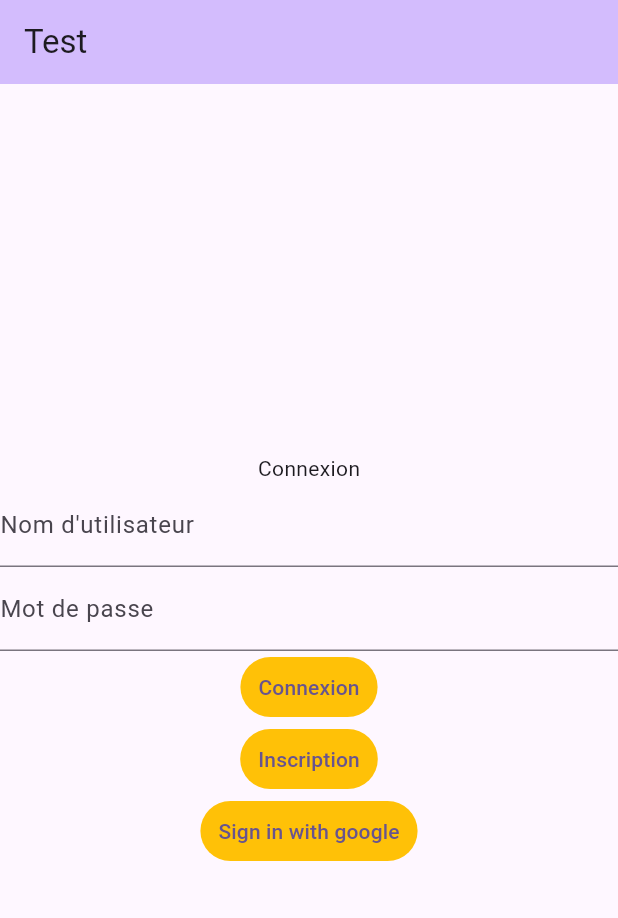
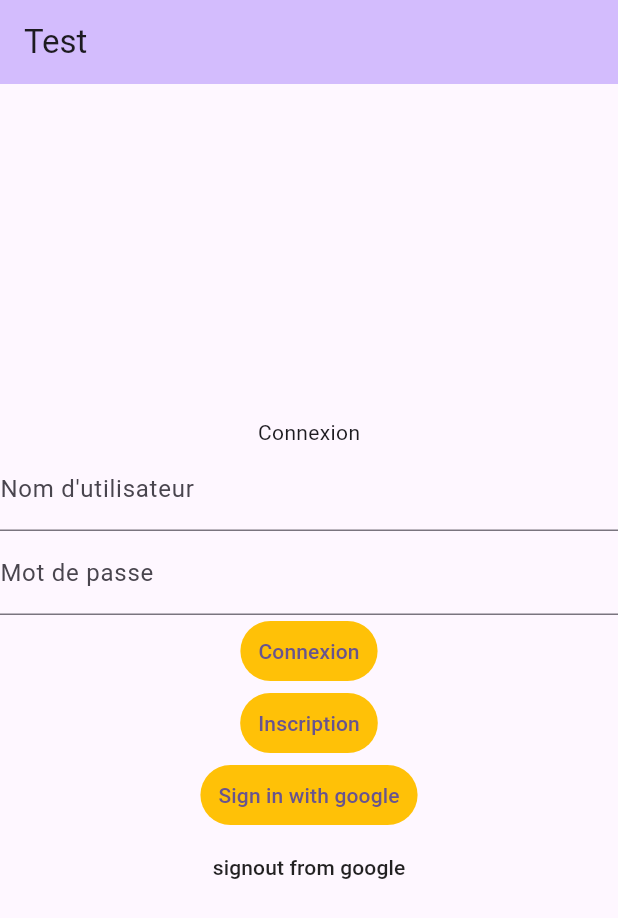
Before and after one commit to nicolaslinke/tp1_ApplicationMobileAvanc-, a Flutter app: the screen it shows after launch, on a phone screen of 412 x 824 dp. Shown: the top 918 px of the screen. Run offline on Flutter 3.47's test engine with Material 3 defaults, Android fonts, the phone set to English and light mode, and no system bars; our stand-ins replace cookie_jar, dio, dio_cookie_manager, firebase_auth, firebase_core, google_sign_in and 3 more; missing offline and left inert: dart:ffi; accounts and stored records are empty; generated files the repository leaves out were written again.

Commit message:
FCT Ajout de la fonction signout avec Google

```diff
--- a/tp1_flutter/lib/main.dart
+++ b/tp1_flutter/lib/main.dart
@@ -229,6 +229,8 @@ class _MyHomePageState extends State<MyHomePage> {
                 'Inscription',
               ),
             ),
+
+            //Firebase Auth
             TextButton(
               style: TextButton.styleFrom(
                 backgroundColor: Colors.amber,
@@ -241,6 +243,14 @@ class _MyHomePageState extends State<MyHomePage> {
                 'Sign in with google',
               ),
             ),
+            MaterialButton(
+              onPressed: () async {
+                await GoogleSignIn().signOut();
+                await FirebaseAuth.instance.signOut();
+                setState(() {});
+              },
+              child: Text("signout from google"),
+            ),
           ],
         ),
       ),
```
